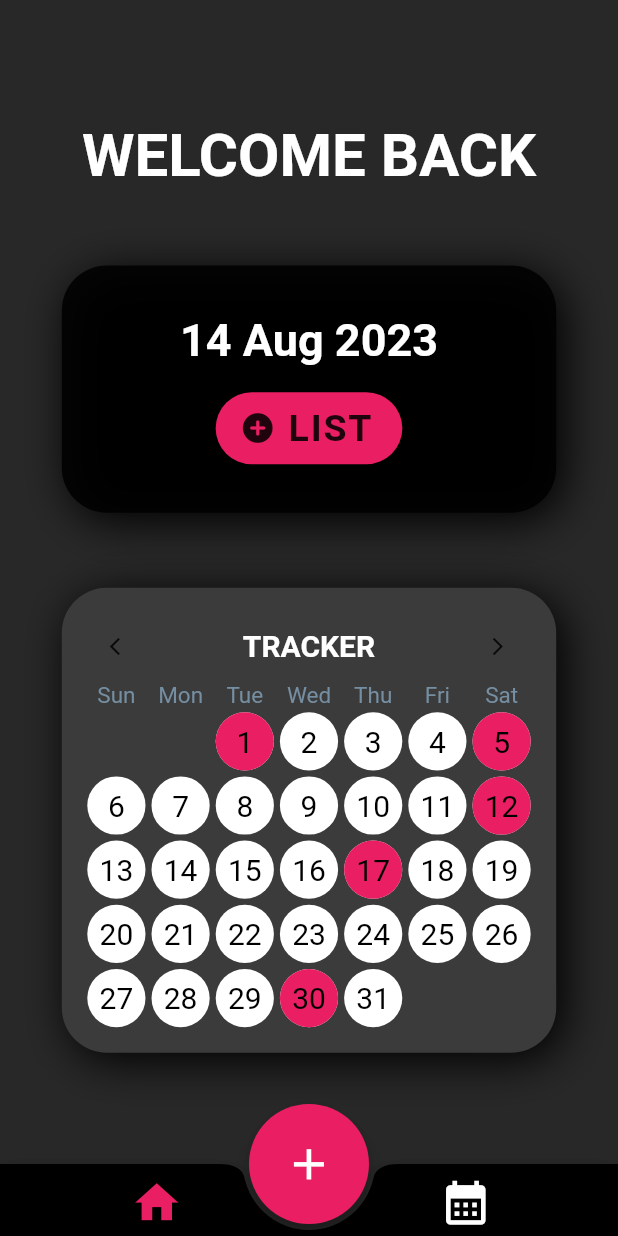
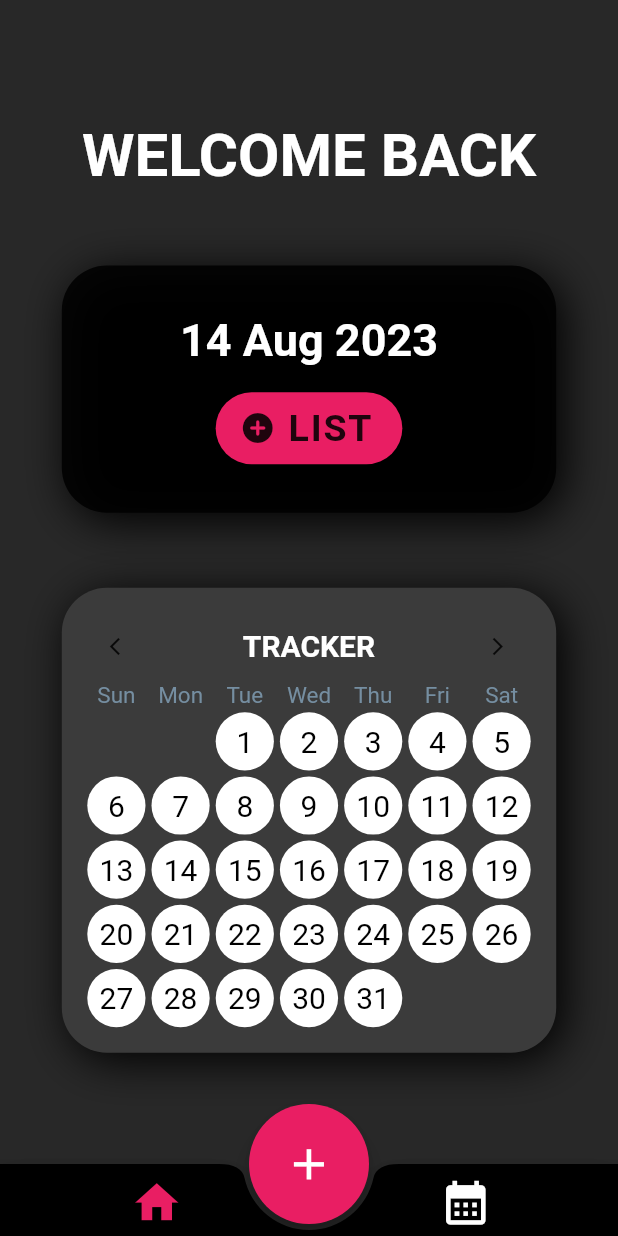
Before and after one commit to Skeetztoon/WorkoutDiary, a Flutter app: the screen it shows after launch, on a phone screen of 412 x 824 dp. Run offline on Flutter 3.47's test engine with Material 2 defaults, Android fonts, the phone set to English and light mode, and no system bars; our stand-ins replace cloud_firestore, firebase_core, flutter_heatmap_calendar, numberpicker, page_transition, swipeable_button_view; accounts and stored records are empty.

```diff
--- a/lib/pages/my_heat_map.dart
+++ b/lib/pages/my_heat_map.dart
@@ -1,11 +1,37 @@
+import 'package:cloud_firestore/cloud_firestore.dart';
 import 'package:flutter/material.dart';
 import 'package:flutter_heatmap_calendar/flutter_heatmap_calendar.dart';
+import 'package:intl/intl.dart';
 
 class MyHeatMap extends StatelessWidget {
   const MyHeatMap({super.key});
 
   @override
+  Future<Map<DateTime, int>> getWorkoutDates() async {
+    final QuerySnapshot snapshot =
+        await FirebaseFirestore.instance.collection('MyWorkouts').get();
+
+    final Map<DateTime, int> workoutDates = {};
+
+    snapshot.docs.forEach((doc) {
+      final String dateString = doc.get('Date');
+      final DateTime date = DateFormat('dd-MM-yyyy').parse(dateString);
+
+      workoutDates[date] = 1;
+    });
+    return workoutDates;
+  }
+
+  @override
   Widget build(BuildContext context) {
+    return FutureBuilder<Map<DateTime, int>>(
+      future: getWorkoutDates(),
+      builder: (context, snapshot) {
+        if (snapshot.connectionState == ConnectionState.waiting) {
+          return CircularProgressIndicator();
+        } else if (snapshot.hasError) {
+          return Text('Error: ${snapshot.error}');
+        } else {
           return HeatMapCalendar(
             showColorTip: false,
             defaultColor: Colors.white,
@@ -16,19 +42,16 @@ class MyHeatMap extends StatelessWidget {
             monthFontSize: 0,
             textColor: Colors.black,
             colorMode: ColorMode.color,
-      datasets: {
-        DateTime(2023, 8, 1): 1,
-        DateTime(2023, 8, 5): 1,
-        DateTime(2023, 8, 12): 1,
-        DateTime(2023, 8, 17): 1,
-        DateTime(2023, 8, 30): 1,
-      },
-      // startDate: DateTime(2023, 8, 1),
-      // endDate: DateTime(2023, 8, 31),
+            datasets: snapshot.data,
+            initDate: DateTime(2023, 8, 1),
             colorsets: {
               1: Colors.pink,
             },
             onClick: (value) {},
           );
         }
+        ;
+      },
+    );
   }
+}
--- a/lib/pages/new_workout_page.dart
+++ b/lib/pages/new_workout_page.dart
@@ -123,7 +123,7 @@ class _NewWorkoutState extends State<NewWorkout> with TickerProviderStateMixin {
                         myWorkouts.add({
                             'Date': dateStr,
                             'Exercises': dropdownValues
-                          }).catchError((error) => print("Failed to add session: $error"));;
+                          }).catchError((error) => print("Failed to add session: $error"));
 
                         setState(() {
                           isFinished = true;
@@ -131,8 +131,6 @@ class _NewWorkoutState extends State<NewWorkout> with TickerProviderStateMixin {
                       },
                       onFinish: () {
                         Navigator.pop(context);
-                        print(
-                            "################### LIST ################### $dropdownValues");
                       },
                     ),
                   ),
```
Lines whose indentation alone changed are shown as unchanged.
